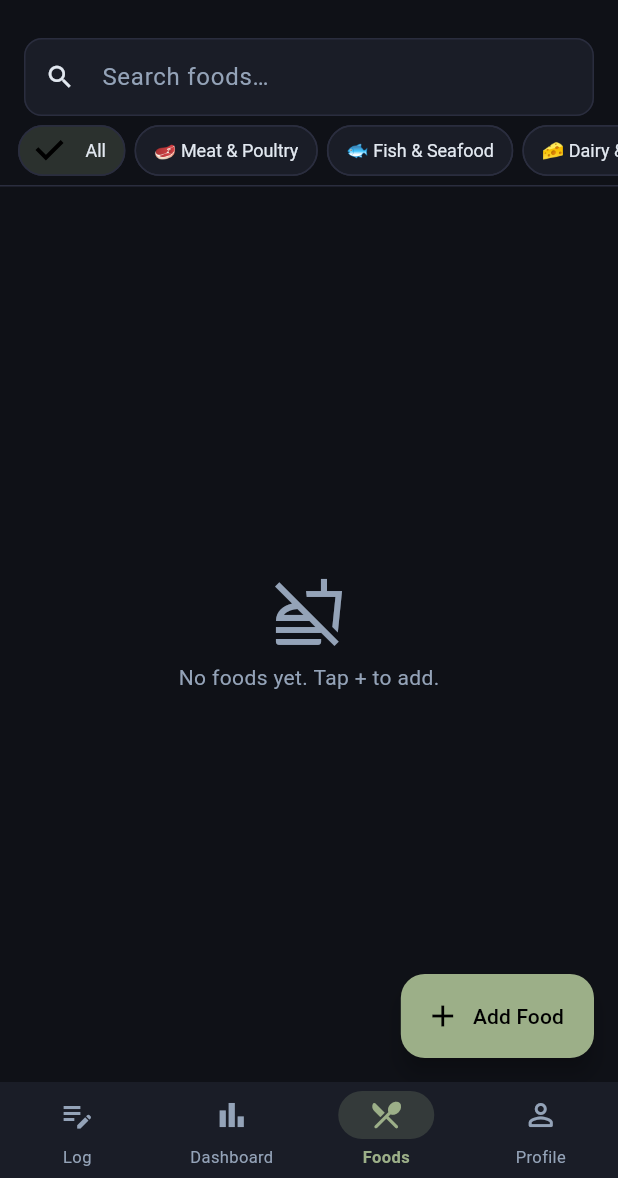
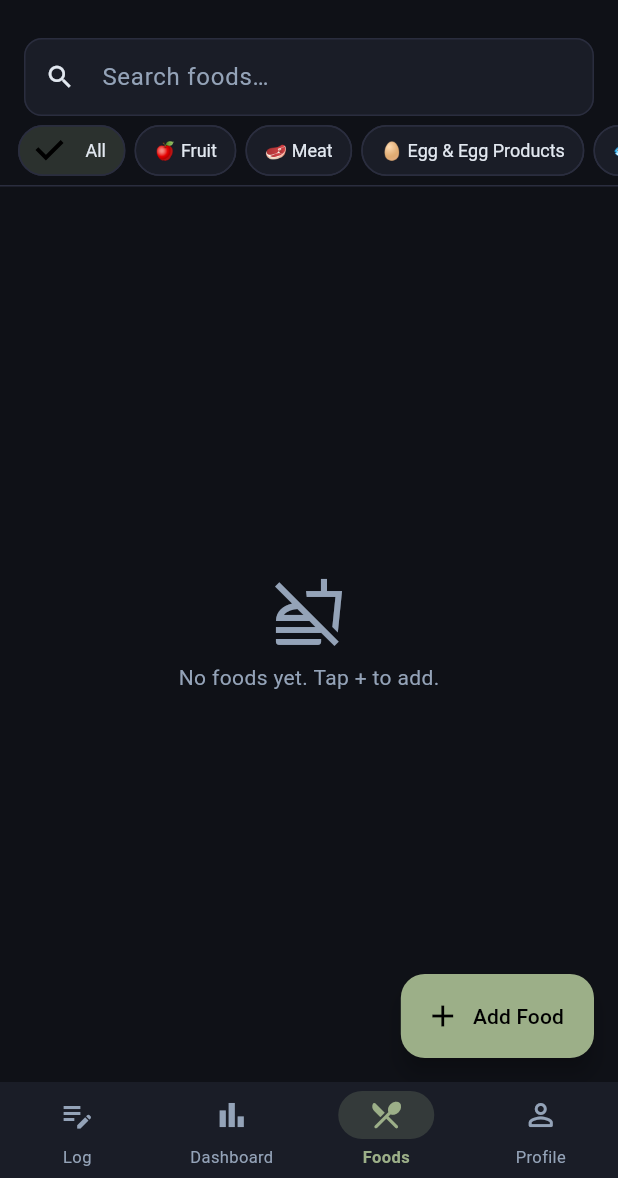
Before and after one commit to worldpeacemetta/WorldPeaceBuilder, a Flutter app: the screen it shows once a user with an empty profile is signed in, item 3 of the bottom bar chosen, on a phone screen of 412 x 824 dp, the part 58-1236 px from its top. Run offline on Flutter 3.47's test engine with Material 3 defaults, Android fonts, the phone set to English and light mode, and no system bars; our stand-ins replace fl_chart, flutter_riverpod, go_router, shared_preferences, supabase_flutter; missing offline and left inert: mobile_scanner; accounts and stored records are empty.

Commit message:
Fix food category keys to match web app; add onTap to food tiles
- constants.dart: foodCategories and categoryEmojis now use web app's short
  keys (meat/fish/fruit/etc.) so Supabase data resolves to correct emoji;
  added categoryLabels map for display strings
- food_db_screen: chips show categoryLabels; empty state distinguishes
  search vs category filter; food tiles respond to tap (not only long press)
- add_food_sheet: category dropdown shows categoryLabels instead of raw keys

https://claude.ai/code/session_01QcU5K9M2sH2ekukiy17Rwy

```diff
--- a/mobile/lib/core/constants.dart
+++ b/mobile/lib/core/constants.dart
@@ -2,54 +2,75 @@ import 'package:flutter/material.dart';
 import '../theme.dart';
 
 // ---------------------------------------------------------------------------
-// Food categories (matches web app)
+// Food categories — keys match web app's FOOD_CATEGORIES value strings
 // ---------------------------------------------------------------------------
 const foodCategories = [
-  'Meat & Poultry',
-  'Fish & Seafood',
-  'Dairy & Eggs',
-  'Grains & Pasta',
-  'Bread & Bakery',
-  'Fruits',
-  'Vegetables',
-  'Legumes & Beans',
-  'Nuts & Seeds',
-  'Fats & Oils',
-  'Sauces & Condiments',
-  'Snacks',
-  'Sweets & Desserts',
-  'Beverages',
-  'Fast Food',
-  'Ready Meals',
-  'Supplements',
-  'Alcohol',
-  'Spices & Herbs',
-  'Frozen Foods',
-  'Other',
+  'fruit',
+  'meat',
+  'eggProducts',
+  'fish',
+  'plantProtein',
+  'supplement',
+  'breadBakery',
+  'cereals',
+  'grains',
+  'nutsSeeds',
+  'milk',
+  'yogurt',
+  'cheese',
+  'creamsButters',
+  'cookingOil',
+  'dressing',
+  'homeRecipe',
+  'outsideMeal',
+  'sweet',
+  'other',
 ];
 
+const categoryLabels = {
+  'fruit'        : 'Fruit',
+  'meat'         : 'Meat',
+  'eggProducts'  : 'Egg & Egg Products',
+  'fish'         : 'Fish & Seafood',
+  'plantProtein' : 'Plant Protein',
+  'supplement'   : 'Supplements',
+  'breadBakery'  : 'Bread & Bakery',
+  'cereals'      : 'Cereals',
+  'grains'       : 'Grains',
+  'nutsSeeds'    : 'Nuts & Seeds',
+  'milk'         : 'Milk',
+  'yogurt'       : 'Yogurt',
+  'cheese'       : 'Cheese',
+  'creamsButters': 'Creams & Butters',
+  'cookingOil'   : 'Cooking Oil',
+  'dressing'     : 'Dressing',
+  'homeRecipe'   : 'Home Recipe',
+  'outsideMeal'  : 'Outside Meal',
+  'sweet'        : 'Sweet',
+  'other'        : 'Other',
+};
+
 const categoryEmojis = {
-  'Meat & Poultry'    : '🥩',
-  'Fish & Seafood'    : '🐟',
-  'Dairy & Eggs'      : '🧀',
-  'Grains & Pasta'    : '🌾',
-  'Bread & Bakery'    : '🍞',
-  'Fruits'            : '🍎',
-  'Vegetables'        : '🥦',
-  'Legumes & Beans'   : '🫘',
-  'Nuts & Seeds'      : '🥜',
-  'Fats & Oils'       : '🫒',
-  'Sauces & Condiments': '🧂',
-  'Snacks'            : '🍿',
-  'Sweets & Desserts' : '🍰',
-  'Beverages'         : '☕',
-  'Fast Food'         : '🍔',
-  'Ready Meals'       : '📦',
-  'Supplements'       : '💊',
-  'Alcohol'           : '🍺',
-  'Spices & Herbs'    : '🌿',
-  'Frozen Foods'      : '🧊',
-  'Other'             : '🍽️',
+  'fruit'        : '🍎',
+  'meat'         : '🥩',
+  'eggProducts'  : '🥚',
+  'fish'         : '🐟',
+  'plantProtein' : '🌱',
+  'supplement'   : '🧴',
+  'breadBakery'  : '🥖',
+  'cereals'      : '🥣',
+  'grains'       : '🌾',
+  'nutsSeeds'    : '🥜',
+  'milk'         : '🥛',
+  'yogurt'       : '🍶',
+  'cheese'       : '🧀',
+  'creamsButters': '🧈',
+  'cookingOil'   : '🛢️',
+  'dressing'     : '🥫',
+  'homeRecipe'   : '🏠',
+  'outsideMeal'  : '🍽️',
+  'sweet'        : '🍬',
+  'other'        : '⚪️',
 };
 
 // ---------------------------------------------------------------------------
--- a/mobile/lib/screens/food_db/food_db_screen.dart
+++ b/mobile/lib/screens/food_db/food_db_screen.dart
@@ -76,7 +76,7 @@ class _FoodDbScreenState extends ConsumerState<FoodDbScreen> {
                   onTap: () => setState(() => _categoryFilter = null),
                 ),
                 ...foodCategories.map((cat) => _CategoryChip(
-                  label: '${categoryEmojis[cat] ?? ''} $cat',
+                  label: '${categoryEmojis[cat] ?? ''} ${categoryLabels[cat] ?? cat}',
                   selected: _categoryFilter == cat,
                   onTap: () => setState(() =>
                       _categoryFilter = _categoryFilter == cat ? null : cat),
@@ -123,7 +123,11 @@ class _FoodDbScreenState extends ConsumerState<FoodDbScreen> {
                         const Icon(Icons.no_food_outlined, size: 48, color: AppColors.textMuted),
                         const SizedBox(height: 10),
                         Text(
-                          foods.isEmpty ? 'No foods yet. Tap + to add.' : 'No results for "$_search"',
+                          foods.isEmpty
+                              ? 'No foods yet. Tap + to add.'
+                              : _search.isNotEmpty
+                                  ? 'No results for "$_search"'
+                                  : 'No foods in ${categoryLabels[_categoryFilter] ?? _categoryFilter}',
                           style: const TextStyle(color: AppColors.textMuted, fontSize: 14),
                         ),
                       ],
@@ -205,6 +209,7 @@ class _FoodTile extends ConsumerWidget {
         categoryEmojis[food.category] ?? '🍽️',
         style: const TextStyle(fontSize: 18),
       ),
+      onTap: () => _showActions(context, ref),
       onLongPress: () => _showActions(context, ref),
     );
   }
--- a/mobile/lib/widgets/add_food_sheet.dart
+++ b/mobile/lib/widgets/add_food_sheet.dart
@@ -214,7 +214,7 @@ class _AddFoodSheetState extends ConsumerState<_AddFoodSheet> {
                       ...foodCategories.map((c) => DropdownMenuItem(
                         value: c,
                         child: Text(
-                          '${categoryEmojis[c] ?? ''} $c',
+                          '${categoryEmojis[c] ?? ''} ${categoryLabels[c] ?? c}',
                           style: const TextStyle(fontSize: 13),
                         ),
                       )),
```
